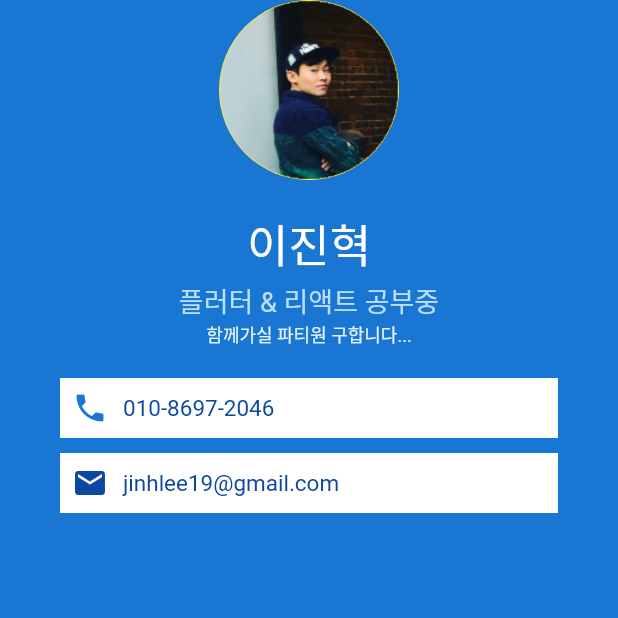
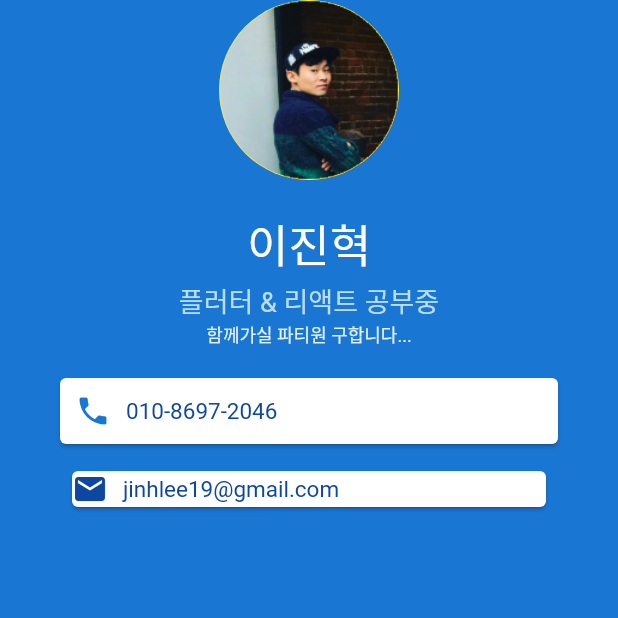
Before and after one commit to jinhlee19/flutter-playground, a Flutter app: the screen it shows after launch, on a phone screen of 412 x 824 dp, the top half of it. Run offline on Flutter 3.47's test engine with Material 2 defaults, Android fonts, the light colour scheme and no system bars; Roboto replaces fonts that are missing (Cafe24SsurroundAir).

Commit message:
Card & ListTile Widgets - Card

```diff
--- a/mi_card/lib/main.dart
+++ b/mi_card/lib/main.dart
@@ -47,10 +47,11 @@ class MyApp extends StatelessWidget {
                 color: Colors.blue.shade50,
               ), // Text Style
             ), // Text
-            Container(
+            Card(
               color: Colors.white,
               margin: EdgeInsets.fromLTRB(40, 20, 40, 5),
-              padding: EdgeInsets.all(8.0),
+              child: Padding(
+                padding: EdgeInsets.all(10),
                 child: Row(
                   children: [
                     Icon(
@@ -71,10 +72,12 @@ class MyApp extends StatelessWidget {
                   ],
                 ),
               ),
-            Container(
+            ),
+            Padding(
+              padding: const EdgeInsets.all(8.0),
+              child: Card(
                 color: Colors.white,
                 margin: EdgeInsets.symmetric(vertical: 5, horizontal: 40),
-              padding: EdgeInsets.all(8.0),
                 child: Row(
                   children: [
                     Icon(
@@ -94,6 +97,7 @@ class MyApp extends StatelessWidget {
                     )
                   ],
                 ),
+              ),
             )
           ]), // Widget, Column
         ), // SafeArea
```
Lines whose indentation alone changed are shown as unchanged.
